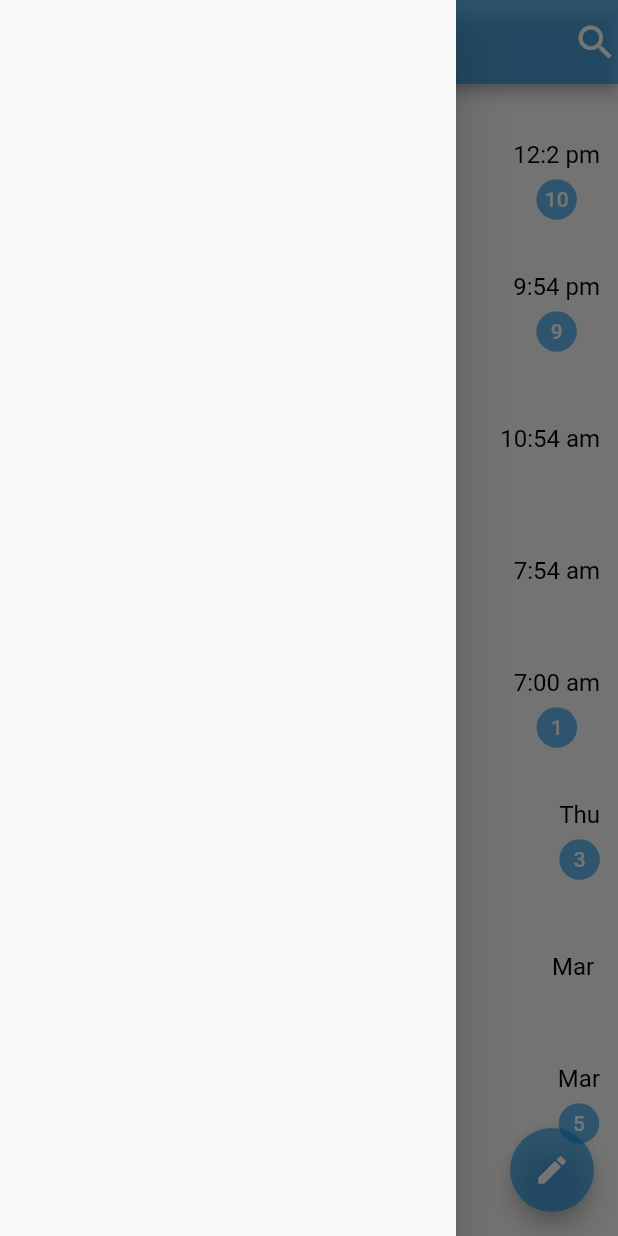
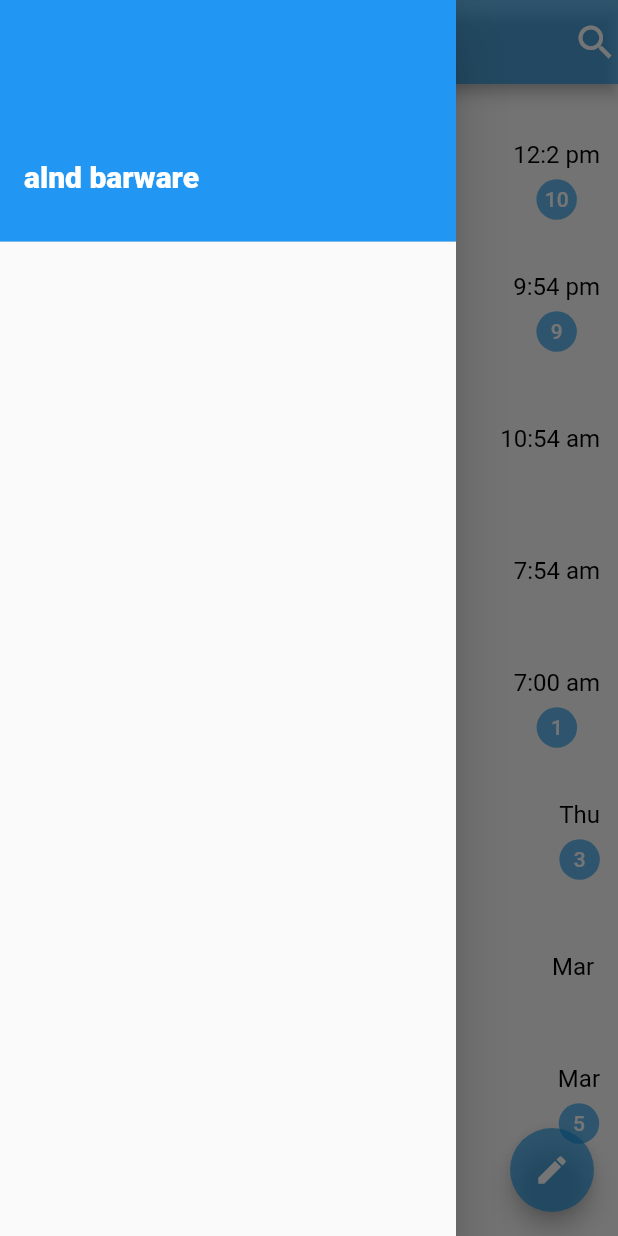
Before and after one commit to hilbeen0/telegramclone, a Flutter app: the chat screen opened by its route, with the side drawer open, on a phone screen of 412 x 824 dp. Run offline on Flutter 3.47's test engine with Material 2 defaults, Android fonts, the light colour scheme and no system bars; missing offline and left inert: dart:ffi.

Commit message:
inside the listview create acount alnd barware

```diff
--- a/lib/alind/profileScreen.dart
+++ b/lib/alind/profileScreen.dart
@@ -8,7 +8,17 @@ class profile extends StatelessWidget {
   @override
   Widget build(BuildContext context) {
     return ListView(
-      children: [],
+      children: [
+        GestureDetector(
+          onTap: () {},
+          child: UserAccountsDrawerHeader(
+              accountName: Text(
+                "alnd barware",
+                style: TextStyle(fontSize: 20, fontWeight: FontWeight.w800),
+              ),
+              accountEmail: Row()),
+        )
+      ],
     );
   }
 }
```
